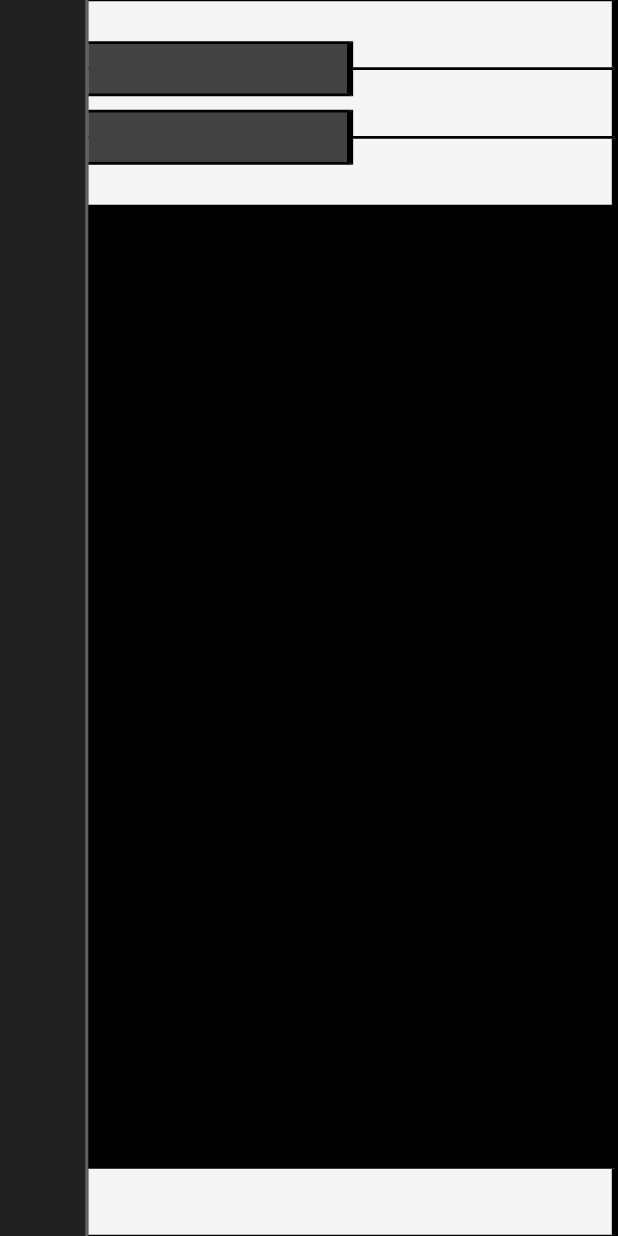
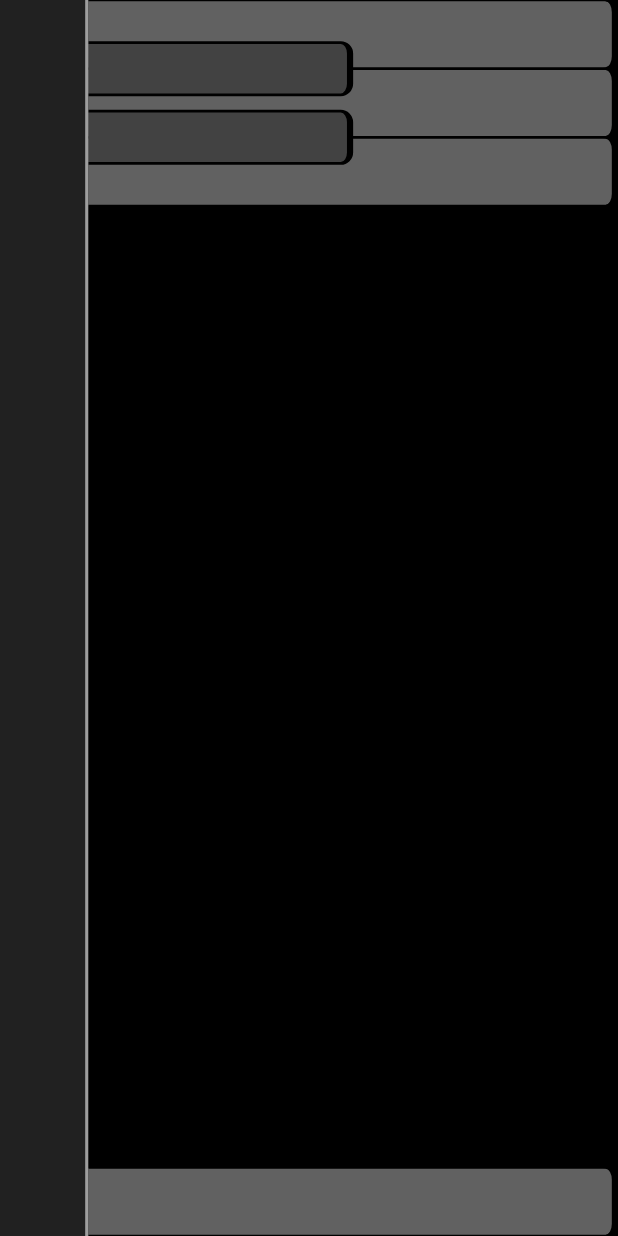
Before and after one commit to efraimkaov/ftstack, a Flutter app: the screen it shows after launch, on a phone screen of 412 x 824 dp. Run offline on Flutter 3.47's test engine with Material 3 defaults, Android fonts, the light colour scheme and no system bars.

Commit message:
first commit

```diff
--- a/lib/main.dart
+++ b/lib/main.dart
@@ -25,6 +25,7 @@ class LayoutBuilderExample extends StatelessWidget {
           builder: (BuildContext context, BoxConstraints constraints) {
             double whiteHeight = constraints.maxHeight / 18;
             double blackHeight = whiteHeight / 1.25;
+            double brd = constraints.maxWidth / 50;
             if (constraints.maxWidth > constraints.maxHeight) {
               return Center(
                 child: Row(
@@ -53,7 +54,11 @@ class LayoutBuilderExample extends StatelessWidget {
                     height: whiteHeight,
                     child: Container(
                       decoration: BoxDecoration(
-                        color: Colors.grey.shade100,
+                        borderRadius: BorderRadius.only(
+                          topRight: Radius.circular(brd),
+                          bottomRight: Radius.circular(brd),
+                        ),
+                        color: Colors.grey.shade700,
                         border: Border(
                           top: BorderSide(
                             color: Colors.black,
@@ -78,7 +83,11 @@ class LayoutBuilderExample extends StatelessWidget {
                     height: whiteHeight,
                     child: Container(
                       decoration: BoxDecoration(
-                        color: Colors.grey.shade100,
+                        borderRadius: BorderRadius.only(
+                          topRight: Radius.circular(brd),
+                          bottomRight: Radius.circular(brd),
+                        ),
+                        color: Colors.grey.shade700,
                         border: Border(
                           top: BorderSide(
                             color: Colors.black,
@@ -103,7 +112,11 @@ class LayoutBuilderExample extends StatelessWidget {
                     height: whiteHeight,
                     child: Container(
                       decoration: BoxDecoration(
-                        color: Colors.grey.shade100,
+                        borderRadius: BorderRadius.only(
+                          topRight: Radius.circular(brd),
+                          bottomRight: Radius.circular(brd),
+                        ),
+                        color: Colors.grey.shade700,
                         border: Border(
                           top: BorderSide(
                             color: Colors.black,
@@ -128,7 +141,11 @@ class LayoutBuilderExample extends StatelessWidget {
                     height: whiteHeight,
                     child: Container(
                       decoration: BoxDecoration(
-                        color: Colors.grey.shade100,
+                        borderRadius: BorderRadius.only(
+                          topRight: Radius.circular(brd),
+                          bottomRight: Radius.circular(brd),
+                        ),
+                        color: Colors.grey.shade700,
                         border: Border(
                           top: BorderSide(
                             color: Colors.black,
@@ -153,6 +170,10 @@ class LayoutBuilderExample extends StatelessWidget {
                     height: blackHeight,
                     child: Container(
                       decoration: BoxDecoration(
+                        borderRadius: BorderRadius.only(
+                          topRight: Radius.circular(brd),
+                          bottomRight: Radius.circular(brd),
+                        ),
                         color: Colors.grey.shade800,
                         border: Border(
                           top: BorderSide(
@@ -178,6 +199,10 @@ class LayoutBuilderExample extends StatelessWidget {
                     height: blackHeight,
                     child: Container(
                       decoration: BoxDecoration(
+                        borderRadius: BorderRadius.only(
+                          topRight: Radius.circular(brd),
+                          bottomRight: Radius.circular(brd),
+                        ),
                         color: Colors.grey.shade800,
                         border: Border(
                           top: BorderSide(
@@ -206,7 +231,7 @@ class LayoutBuilderExample extends StatelessWidget {
                         color: Colors.grey.shade900,
                         border: Border(
                           right: BorderSide(
-                            color: Colors.grey.shade700,
+                            color: Colors.grey.shade500,
                             width: constraints.maxWidth / 200,
                           ),
                         ),
```
Also changed, not shown: 3 other files.
